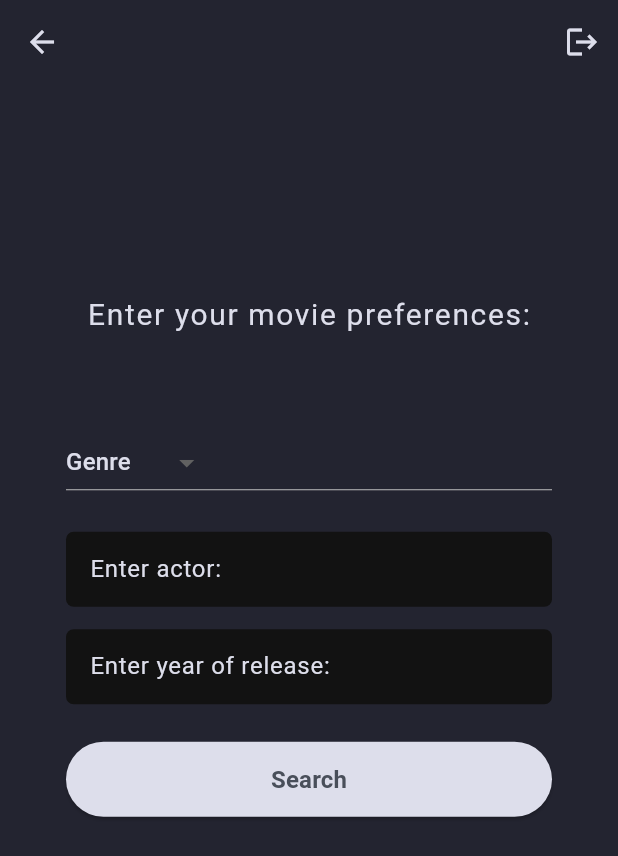
After one commit to Shoosht/MovieRecommender-Flutter, a Flutter app: the PreferenceScreen screen opened directly, on a phone screen of 412 x 824 dp. The commit adds this screen. Shown: the top 856 px of the screen. Run offline on Flutter 3.47's test engine with Material 2 defaults, Android fonts, the phone set to English and light mode, and no system bars; our stand-ins replace firebase_auth, firebase_core, google_fonts; accounts and stored records are empty; Roboto replaces fonts that are missing (Kadwa).

Commit message:
Added Preference Screen design

```diff
--- a/lib/reusable_widgets/reusable_widget.dart
+++ b/lib/reusable_widgets/reusable_widget.dart
@@ -5,8 +5,8 @@ Image logoWidget(String imageName) {
   return Image.asset(
     imageName,
     fit: BoxFit.fitWidth,
-    width: 240,
-    height: 240,
+    width: 210,
+    height: 210,
     color: hexStringToColor("DDDEEB"),
   );
 }
@@ -15,14 +15,14 @@ Container reusableTextField(String text, IconData icon, bool isPasswordType,
     TextEditingController controller) {
   return Container( // Wrap in a Container
     width: 324,
-    height: 58,
+    height: 50,
     child: TextField(
       controller: controller,
       obscureText: isPasswordType,
       enableSuggestions: !isPasswordType,
       autocorrect: !isPasswordType,
       cursorColor: hexStringToColor("DDDEEB"),
-      style: TextStyle(color: Colors.white.withOpacity(0.9)),
+      style: TextStyle(color: hexStringToColor("DDDEEB")),
       decoration: InputDecoration(
         prefixIcon: Icon(
           icon,
--- a/lib/screens/home_screen.dart
+++ /dev/null
@@ -1,31 +0,0 @@
-import 'package:firebase_auth/firebase_auth.dart';
-import 'package:movierecommender/screens/signin_screen.dart';
-import 'package:flutter/material.dart';
-
-class HomeScreen extends StatefulWidget {
-  const HomeScreen({Key? key}) : super(key: key);
-
-  @override
-  _HomeScreenState createState() => _HomeScreenState();
-}
-
-class _HomeScreenState extends State<HomeScreen> {
-  @override
-  Widget build(BuildContext context) {
-    return Scaffold(
-      body: Center(
-        child: ElevatedButton(
-          child: Text("Logout"),
-          onPressed: () {
-            FirebaseAuth.instance.signOut().then((value) {
-              print("Signed Out");
-              Navigator.push(context,
-                  MaterialPageRoute(builder: (context) => SignInScreen()));
-            });
-
-          },
-        ),
-      ),
-    );
-  }
-}
--- /dev/null
+++ b/lib/screens/preference_screen.dart
@@ -0,0 +1,142 @@
+import 'package:firebase_auth/firebase_auth.dart';
+import 'package:movierecommender/screens/signin_screen.dart';
+import 'package:flutter/material.dart';
+import 'package:movierecommender/utils/color_utils.dart';
+import 'package:google_fonts/google_fonts.dart';
+
+class PreferenceScreen extends StatefulWidget {
+  const PreferenceScreen({Key? key}) : super(key: key);
+
+  @override
+  _PreferenceScreenState createState() => _PreferenceScreenState();
+}
+
+class _PreferenceScreenState extends State<PreferenceScreen> {
+  String? selectedGenre; // Initialize with null to show placeholder
+
+  @override
+  Widget build(BuildContext context) {
+    return Scaffold(
+      appBar: AppBar(
+        backgroundColor: hexStringToColor("232430"), // Set the AppBar background color
+        iconTheme: IconThemeData(color: hexStringToColor("DDDEEB")), // Set the icon (back button) color
+        actions: [
+          IconButton(
+            icon: Icon(Icons.logout),
+            onPressed: () {
+              FirebaseAuth.instance.signOut().then((value) {
+                print("Signed Out");
+                Navigator.pushReplacement(context,
+                    MaterialPageRoute(builder: (context) => SignInScreen()));
+              });
+            },
+          ),
+        ],
+      ),
+      body: Container(
+        width: MediaQuery.of(context).size.width,
+        height: MediaQuery.of(context).size.height,
+        color: hexStringToColor("232430"), // Set the background color of the Container
+        child: Center(
+          child: Column(
+            mainAxisAlignment: MainAxisAlignment.center,
+            children: [
+              Text("Enter your movie preferences:", style: GoogleFonts.kadwa(
+                    fontSize: 20,
+                    color: hexStringToColor("DDDEEB"),
+                    letterSpacing: 1.100,
+                    ),),
+              SizedBox(height: 50), // Add some space between text and dropdown
+              Container(
+                width: 324, // Set the width
+                height: 50, // Set the height
+                margin: const EdgeInsets.fromLTRB(44, 10, 44, 20), // Set the margin
+                child: DropdownButton<String>(
+                  value: selectedGenre,
+                  onChanged: (String? newValue) {
+                    setState(() {
+                      selectedGenre = newValue;
+                    });
+                  },
+                  hint: Text("Genre", style: TextStyle(color: hexStringToColor("DDDEEB"))),
+                  items: <String?>[null, 'Horror', 'Romance', 'Comedy']
+                      .map<DropdownMenuItem<String>>((String? value) {
+                    return DropdownMenuItem<String>(
+                      value: value,
+                      child: Text(value ?? "Genre", style: TextStyle(color: hexStringToColor("DDDEEB"))),
+                    );
+                  }).toList(),
+                ),
+              ),
+               textField("Enter actor:"),
+              SizedBox(height: 15),
+              textField("Enter year of release:"),
+              SizedBox(height: 15),
+              SearchButton(context, "Search", (){}),
+              SizedBox(height: 120),
+            ],
+          ),
+        ),
+      ),
+    );
+  }
+}
+
+
+Container textField(String text){
+  return(
+    Container(
+      width: 324,
+      height: 50,
+      child: TextField(
+        cursorColor: hexStringToColor("DDDEEB"),
+        style: TextStyle(color: hexStringToColor("DDDEEB")),
+        decoration: InputDecoration(
+        labelText: text,
+        labelStyle: TextStyle(color: hexStringToColor("DDDEEB")),
+        filled: true,
+        floatingLabelBehavior: FloatingLabelBehavior.never,
+        fillColor: hexStringToColor("121212"),
+        border: OutlineInputBorder(
+            borderRadius: BorderRadius.circular(5),
+            borderSide: const BorderSide(width: 0, style: BorderStyle.none)),
+      ),
+      )
+  ));
+}
+
+
+
+Container SearchButton(BuildContext context, String title, Function onTap) {
+
+  final buttonTextStyle = TextStyle(
+    color: hexStringToColor("494F5A"),
+    fontWeight: FontWeight.bold,
+    fontSize: 16,
+  );
+
+  return Container(
+    width: MediaQuery.of(context).size.width,
+    height: 50,
+    margin: const EdgeInsets.fromLTRB(44, 10, 44, 20),
+    decoration: BoxDecoration(borderRadius: BorderRadius.circular(5)),
+    child: ElevatedButton(
+      onPressed: () {
+        onTap();
+      },
+      child: Text(
+        title,
+        style: buttonTextStyle),
+
+      style: ButtonStyle(
+          backgroundColor: MaterialStateProperty.resolveWith((states) {
+            if (states.contains(MaterialState.pressed)) {
+              return Colors.black26;
+            }
+            return hexStringToColor("DDDEEB");
+          }),
+          shape: MaterialStateProperty.all<RoundedRectangleBorder>(
+              RoundedRectangleBorder(borderRadius: BorderRadius.circular(30)))),
+    ),
+  );
+}
--- a/lib/screens/signin_screen.dart
+++ b/lib/screens/signin_screen.dart
@@ -4,7 +4,7 @@ import 'package:firebase_auth/firebase_auth.dart';
 import 'package:movierecommender/reusable_widgets/reusable_widget.dart';
 import 'package:movierecommender/screens/signup_screen.dart';
 import 'package:movierecommender/screens/reset_password.dart';
-import 'package:movierecommender/screens/home_screen.dart';
+import 'package:movierecommender/screens/preference_screen.dart';
 import 'package:movierecommender/utils/color_utils.dart';
 
 class SignInScreen extends StatefulWidget {
@@ -69,7 +69,7 @@ class _SignInScreenState extends State<SignInScreen> {
                           password: _passwordTextController.text)
                       .then((value) {
                     Navigator.push(context,
-                        MaterialPageRoute(builder: (context) => HomeScreen()));
+                        MaterialPageRoute(builder: (context) => PreferenceScreen()));
                   }).onError((error, stackTrace) {
                     print("Error ${error.toString()}");
                   });
@@ -110,6 +110,7 @@ Widget forgotPassword(BuildContext context) {
     width: MediaQuery.of(context).size.width,
     height: 35,
     alignment: Alignment.bottomRight,
+    padding: EdgeInsets.fromLTRB(0, 0, 12, 0),
      child: TextButton(
       child: const Text(
          "Forgot Password?",
--- a/lib/screens/signup_screen.dart
+++ b/lib/screens/signup_screen.dart
@@ -1,6 +1,6 @@
 import 'package:firebase_auth/firebase_auth.dart';
 import 'package:movierecommender/reusable_widgets/reusable_widget.dart';
-import 'package:movierecommender/screens/home_screen.dart';
+import 'package:movierecommender/screens/preference_screen.dart';
 import 'package:flutter/material.dart';
 import 'package:movierecommender/utils/color_utils.dart';
 
@@ -62,7 +62,7 @@ class _SignUpScreenState extends State<SignUpScreen> {
                       .then((value) {
                     print("Created New Account");
                     Navigator.push(context,
-                        MaterialPageRoute(builder: (context) => HomeScreen()));
+                        MaterialPageRoute(builder: (context) => PreferenceScreen()));
                   }).onError((error, stackTrace) {
                     print("Error ${error.toString()}");
                   });
```
